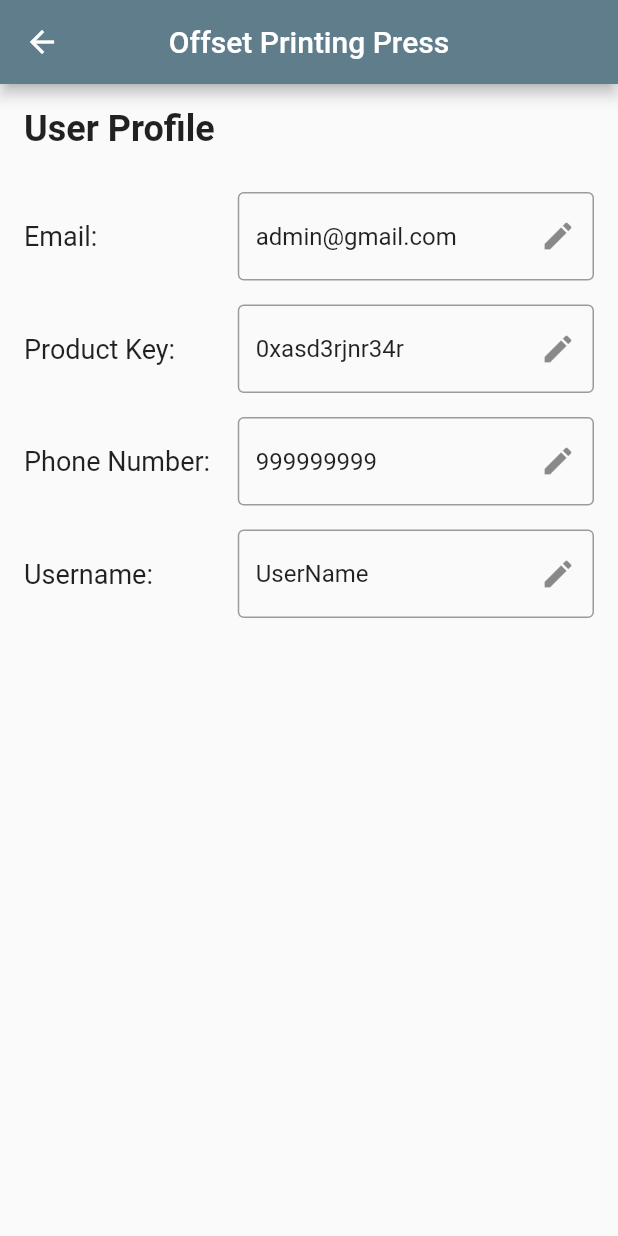
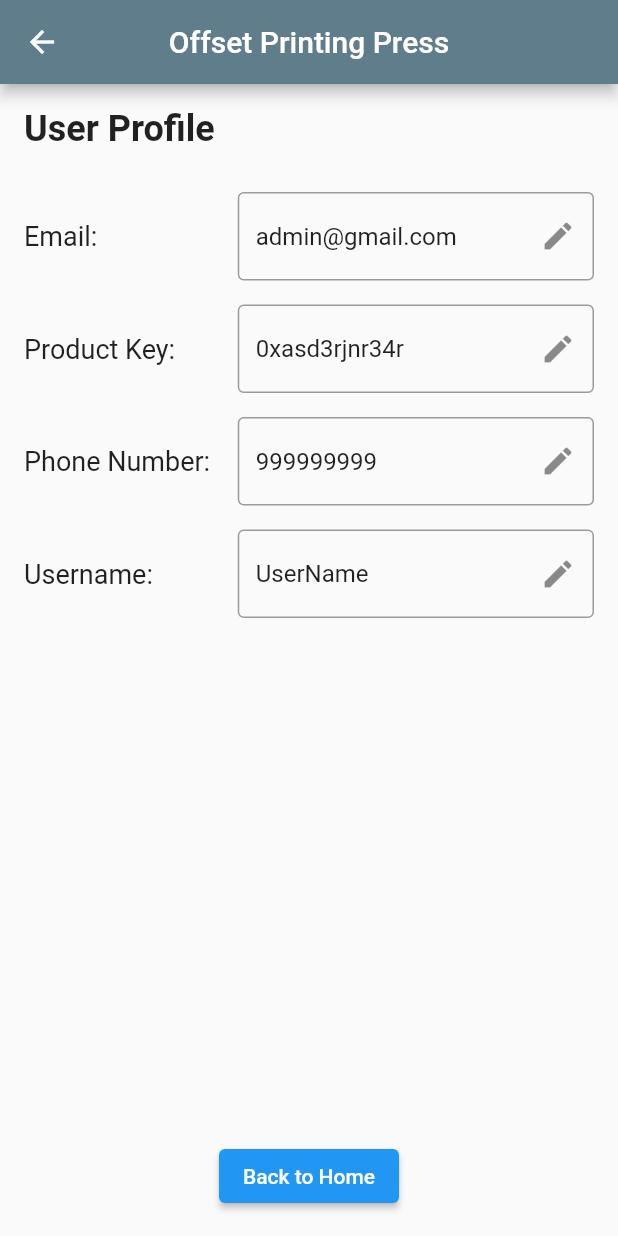
Before and after one commit to aagneye-syam/flutter_management_app, a Flutter app: the screen it shows after launch, on a phone screen of 412 x 824 dp. Run offline on Flutter 3.47's test engine with Material 2 defaults, Android fonts, the phone set to English and light mode, and no system bars.

Commit message:
Back to Home navigation button added

```diff
--- a/lib/user_profile.dart
+++ b/lib/user_profile.dart
@@ -32,6 +32,14 @@ class UserProfile extends StatelessWidget {
             ProfileItem(label: 'Phone Number:', value: '999999999'),
             ProfileItem(label: 'Username:', value: 'UserName'),
             Spacer(),
+            Center(
+              child: ElevatedButton(
+                onPressed: () {
+                  // Handle back to home navigation
+                },
+                child: Text('Back to Home'),
+              ),
+            ),
           ],
         ),
       ),
```
